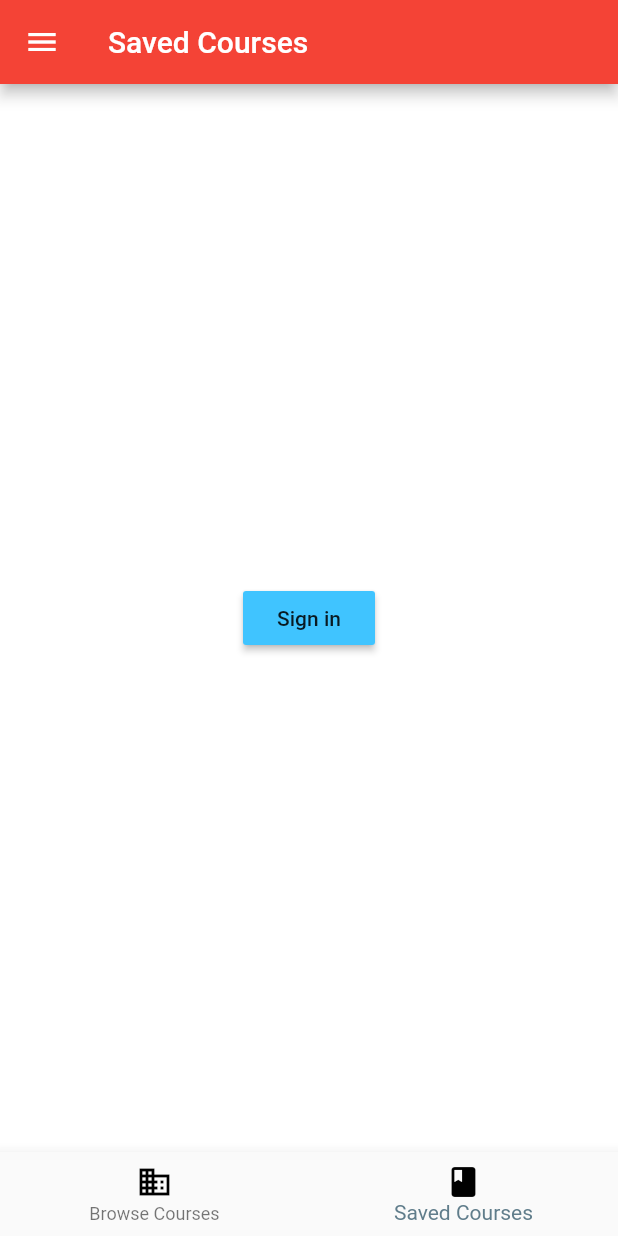
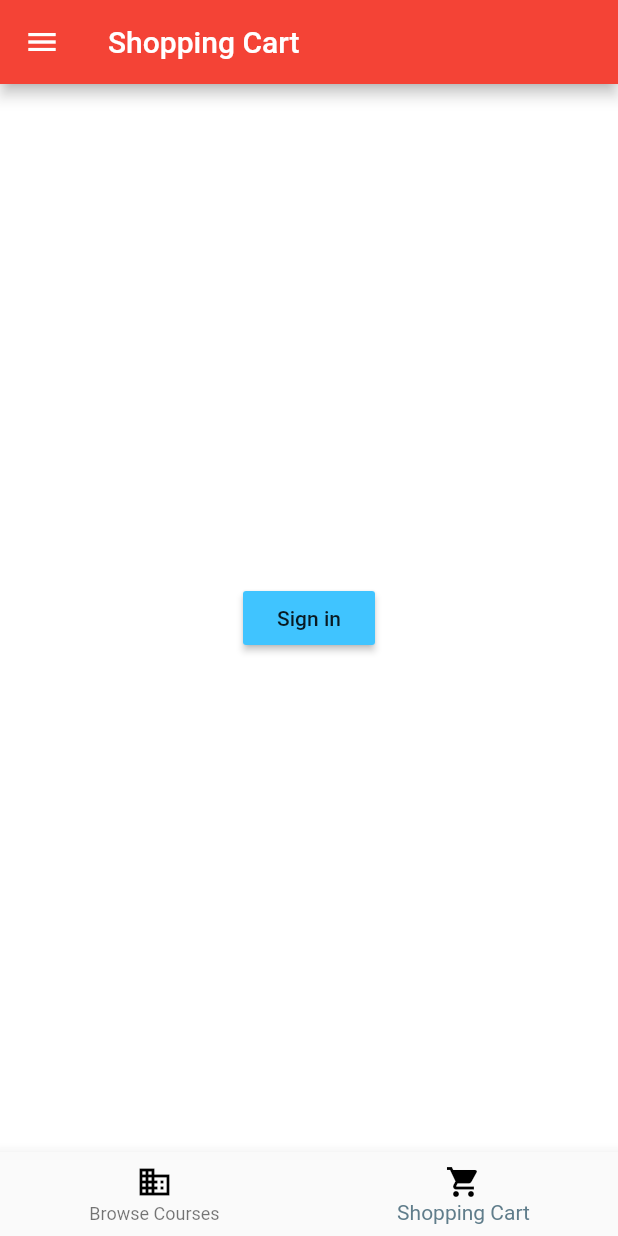
Before and after one commit to mobileappdevhm/concept-team-1, a Flutter app: the screen it shows after launch, swiped to page 2, on a phone screen of 412 x 824 dp. Run offline on Flutter 3.47's test engine with Material 2 defaults, Android fonts, the phone set to English and light mode, and no system bars.

Commit message:
Presentation code

```diff
--- a/prototype2/lib/store/course.dart
+++ b/prototype2/lib/store/course.dart
@@ -2,6 +2,8 @@ class Course {
   static String configJson = '''
   [{"course_name": "Advanced Architectural Design Studios I (AD) (MA)",
     "professor_name": "Meck",
+    "lecture_contact": "professorEmail@hm.edu",
+    "lecture_phone": "49-123-4020",
     "classroom_name": "0.000",
     "building_name": "A",
     "schedule_time": "8:15-11:30",
@@ -10,6 +12,8 @@ class Course {
   }, {
     "course_name": "Advanced Architectural Design Studios II (UD) (MA)",
     "professor_name": "Benze",
+    "lecture_phone": "49-123-4020",
+    "lecture_contact": "professorEmail@hm.edu",
     "classroom_name": "0.000",
     "building_name": "A",
     "schedule_time": "11:30:13-15",
@@ -17,6 +21,8 @@ class Course {
     "course_description": "The course covers the tasks of an operating system, basic concepts about how those can be accomplished, and examples of the implementation in important, current operating systems."
    }, {
     "course_name": "Operating Systems 1",
+    "lecture_phone": "49-123-4020",
+    "lecture_contact": "professorEmail@hm.edu",
     "professor_name": "Vogt",
     "classroom_name": "1.008",
     "building_name": "R",
@@ -25,6 +31,8 @@ class Course {
     "course_description": "The course covers the tasks of an operating system, basic concepts about how those can be accomplished, and examples of the implementation in important, current operating systems."
   }, {
     "course_name": "Technical writing in computer science",
+    "lecture_contact": "professorEmail@hm.edu",
+    "lecture_phone": "49-123-4020",
     "professor_name": "Balazs",
     "classroom_name": "0.009",
     "building_name": "R",
@@ -33,6 +41,8 @@ class Course {
     "course_description": "The course covers the tasks of an operating system, basic concepts about how those can be accomplished, and examples of the implementation in important, current operating systems."
   }, {
     "course_name": "Network Management",
+    "lecture_contact": "professorEmail@hm.edu",
+    "lecture_phone": "49-123-4020",
     "professor_name": "Soceanu",
     "classroom_name": "0.011",
     "building_name": "R",
@@ -41,6 +51,8 @@ class Course {
     "course_description": "The course covers the tasks of an operating system, basic concepts about how those can be accomplished, and examples of the implementation in important, current operating systems."
   }, {
     "course_name": "Secure Network Management",
+    "lecture_contact": "professorEmail@hm.edu",
+    "lecture_phone": "49-123-4020",
     "professor_name": "Soceanu",
     "classroom_name": "2.008",
     "building_name": "R",
@@ -49,6 +61,8 @@ class Course {
     "course_description": "The course covers the tasks of an operating system, basic concepts about how those can be accomplished, and examples of the implementation in important, current operating systems."
   }, {
     "course_name": "Intercultural Aspects in Project Management",
+    "lecture_contact": "professorEmail@hm.edu",
+    "lecture_phone": "49-123-4020",
     "professor_name": "Hunter",
     "classroom_name": "tba",
     "building_name": "tba",
@@ -57,6 +71,8 @@ class Course {
     "course_description": "The course covers the tasks of an operating system, basic concepts about how those can be accomplished, and examples of the implementation in important, current operating systems."
   }, {
     "course_name": "International Management I",
+    "lecture_contact": "professorEmail@hm.edu",
+    "lecture_phone": "49-123-4020",
     "professor_name": "Morgan",
     "classroom_name": "R",
     "building_name": "tba",
--- a/prototype2/lib/tabs/bookmarks.dart
+++ b/prototype2/lib/tabs/bookmarks.dart
@@ -2,6 +2,7 @@ import 'package:cie/store/MyFileStore.dart';
 import 'package:flutter/material.dart';
 import 'package:cie/utilities/style.dart';
 import 'package:cie/utilities/constants.dart';
+import 'package:cie/tabs/departments.dart';
 
 class Bookmarks extends StatefulWidget {
   @override
@@ -37,8 +38,30 @@ class BookmarksState extends State<Bookmarks> {
       return new Column(
         mainAxisAlignment: MainAxisAlignment.center,
         children: <Widget>[
-          new Text('Bookmark content'),
-          new Text(_classes),
+          new Text('No scheduling conflicts found\n', style: MyStyle.getBoldStyle(),),
+          new Container(
+            padding: const EdgeInsets.fromLTRB(10.0, 10.0, 10.0, 10.0),
+            margin: const EdgeInsets.fromLTRB(10.0, 10.0, 10.0, 10.0),
+            decoration: new BoxDecoration(
+            border: new Border(
+                top: new BorderSide(color: Colors.grey, width: 2.0),
+                right: new BorderSide(color: Colors.grey, width: 2.0),
+                bottom: new BorderSide(color: Colors.grey, width: 2.0),
+                left: new BorderSide(color: Colors.grey, width: 2.0)),
+            ),
+            child: new Text(_classes, style: MyStyle.getBoldStyle()),
+      ),
+
+      new Container(
+        height: 50.0,
+        margin: const EdgeInsets.fromLTRB(10.0, 10.0, 10.0, 25.0),
+        padding: const EdgeInsets.fromLTRB(0.0, 0.0, 0.0, 0.0),
+        child: new RaisedButton(
+        color: Colors.orangeAccent,
+        onPressed: voidFunction,
+        child:new Text("Register Shopping Cart Contents"),
+      )
+    )
         ],
       );
     } else {
@@ -56,6 +79,8 @@ class BookmarksState extends State<Bookmarks> {
     return new Row();
   }
 
+  void voidFunction() { }
+
   void switchToLogin() {
     String path = Routes.Login;
     Navigator.of(context).pushReplacementNamed(path);
--- a/prototype2/lib/tabs/courses.dart
+++ b/prototype2/lib/tabs/courses.dart
@@ -153,6 +153,7 @@ class CourseState extends State<Courses> {
   bool _isChecked = false;
   bool _loggedIn = false;
   bool isSearch = false;
+  String searchText;
 
   CourseState(String name, String number, bool isSearch) {
     this.name = name;
@@ -266,14 +267,27 @@ class CourseState extends State<Courses> {
           children: <Widget>[
             new Container(
               margin: const EdgeInsets.fromLTRB(10.0, 10.0, 10.0, 10.0),
-              child: new Text(jsonMap["course_description"],
+            child: new Text(jsonMap["course_description"] + "\n\n" +
+            "Timetable: " + jsonMap["schedule_time"] + ", " +
+            jsonMap["schedule_days"] + "\n" +
+            "Location: Building " + jsonMap["building_name"] + ", " +
+            jsonMap["classroom_name"] + "\n" +
+            "Professor " + jsonMap["professor_name"] + "\n" +
+            "    " + jsonMap["lecture_contact"] + "\n" +
+            "    " + jsonMap["lecture_phone"] , style: MyStyle.getStyle())
+          /*
+              child: new Text(jsonMap["course_description"] + "\n\n" + jsonMap["schedule_days"] + " " + jsonMap["schedule_time"] + "\n\n" + jsonMap["lecture_contact"]
+                  +"\n" + jsonMap["lecture_phone"],
                   style: MyStyle.getStyle()),
+                  */
             ),
+            _buildButton(jsonMap),
           ],
         ),
       )
       );
     }
+    /*
     list.add(
         new Container(
             height: 50.0,
@@ -286,12 +300,11 @@ class CourseState extends State<Courses> {
             )
         )
     );
+    */
     return list;
   }
 
-  void voidFunction() {
-
-  }
+  void voidFunction() { }
   /* OLD FUNCTIONS HERE */
   List<Widget> renderCoursesOld() {
     List jsonCourses = JSON.decode(Course.configJson);
--- a/prototype2/lib/tabs/tabs.dart
+++ b/prototype2/lib/tabs/tabs.dart
@@ -114,5 +114,5 @@ class TabItem {
 const List<TabItem> TabItems = const <TabItem>[
   //const TabItem(title: 'Search', icon: Icons.search),
   const TabItem(title: 'Browse Courses', icon: Icons.business),
-  const TabItem(title: 'Saved Courses', icon: Icons.book),
+  const TabItem(title: 'Shopping Cart', icon: Icons.shopping_cart),
 ];
```
